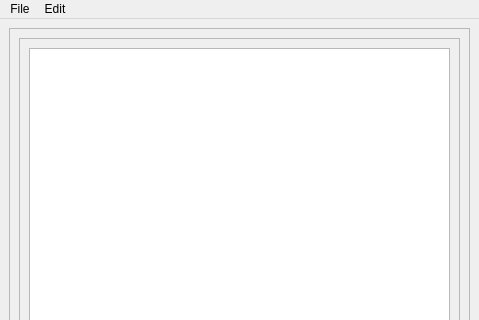
The window that tools/android/ui/localize.ui (Dev-Learn/LearnPython) describes before a commit, drawn with Qt 5; both pictures show x 0 to 479 and y 0 to 320 of the 479 by 459 pixel window.
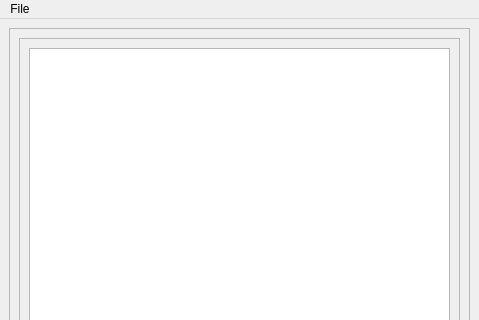
The same window after the commit.

```diff
--- a/tools/android/ui/localize.ui
+++ b/tools/android/ui/localize.ui
@@ -119,24 +119,17 @@
      <x>0</x>
      <y>0</y>
      <width>479</width>
-     <height>22</height>
+     <height>21</height>
     </rect>
    </property>
    <widget class="QMenu" name="menuFile">
     <property name="title">
      <string>File</string>
     </property>
-    <addaction name="actionOpen_Xml"/>
-    <addaction name="actionOpen_Excel"/>
-   </widget>
-   <widget class="QMenu" name="menuEdit">
-    <property name="title">
-     <string>Edit</string>
-    </property>
-    <addaction name="actionAdd_Language"/>
+    <addaction name="actionOpen"/>
+    <addaction name="actionAddLanguage"/>
    </widget>
    <addaction name="menuFile"/>
-   <addaction name="menuEdit"/>
   </widget>
   <widget class="QStatusBar" name="statusbar"/>
   <action name="actionOpen_Xml">
```
Left out of the diff: 8 changed lines with no effect on the pictures.
